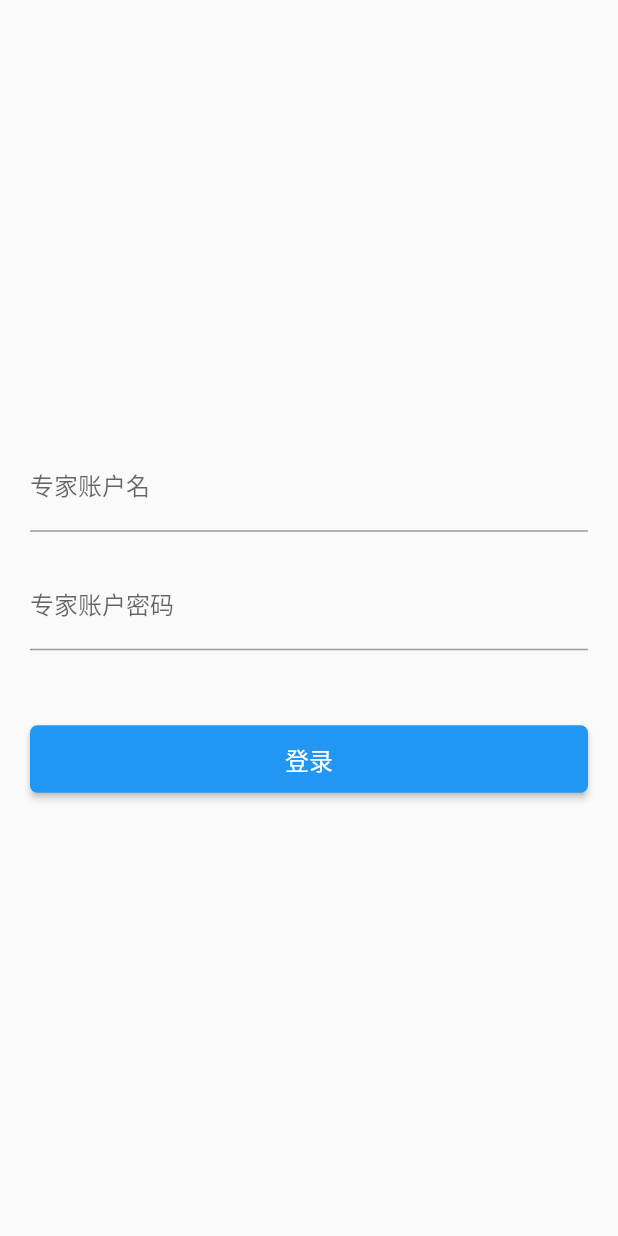
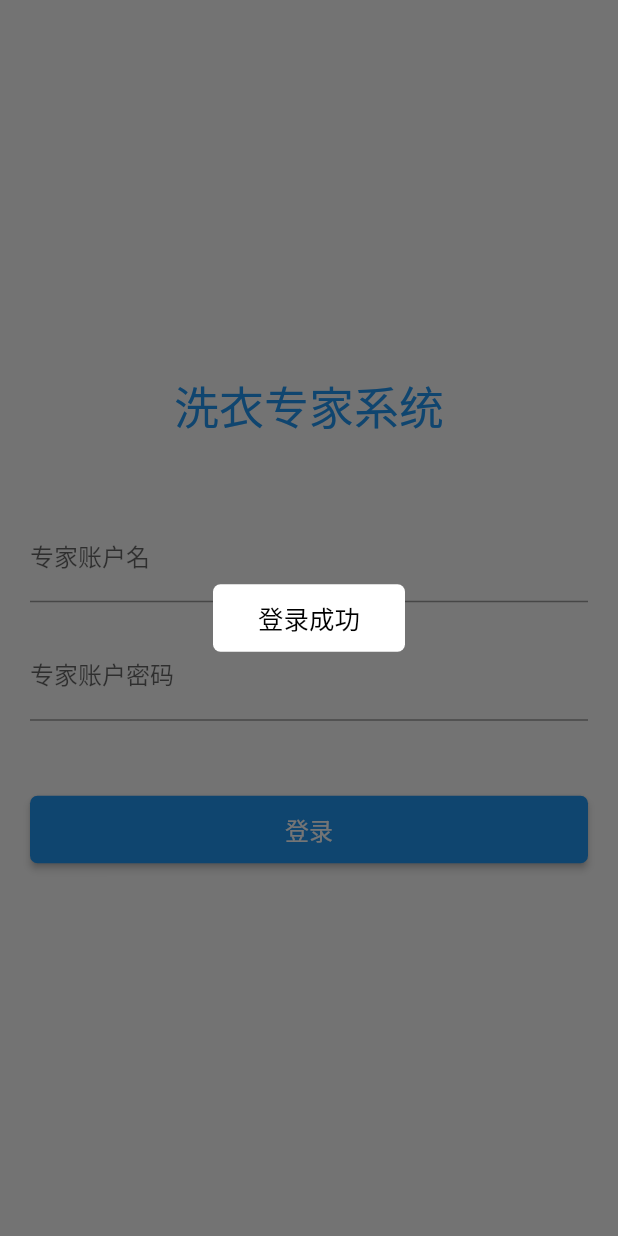
Before and after one commit to Zafirzzf/Laundry_expert, a Flutter app: the screen it shows after launch, after a tap on "登录", on a phone screen of 412 x 824 dp. Run offline on Flutter 3.47's test engine with Material 2 defaults, Android fonts, the phone set to English and light mode, and no system bars; our stand-ins replace shared_preferences; Roboto replaces fonts that are missing (NotoSans).

```diff
--- a/lib/LoginScreen.dart
+++ b/lib/LoginScreen.dart
@@ -2,6 +2,8 @@
 import 'package:flutter/material.dart';
 import 'package:laundry_expert/UI/MyButtons.dart';
 import 'package:laundry_expert/Tool/ScreenInfo.dart';
+import 'package:laundry_expert/UI/Styles.dart';
+import 'package:laundry_expert/UI/Dialogs.dart';
 
 class LoginScreen extends StatefulWidget {
   @override
@@ -14,7 +16,9 @@ class _LoginScreenState extends State<LoginScreen> {
   final _pwdInput = TextEditingController();
 
   _clickLogin() {
-
+      TextDialog('登录成功',  () {
+        LoadingDialog.shared.show(context);
+      }).show(context);
   }
   @override
   Widget build(BuildContext context) {
@@ -25,6 +29,8 @@ class _LoginScreenState extends State<LoginScreen> {
           child: Column(
             mainAxisSize: MainAxisSize.min,
             children: <Widget>[
+              Text('洗衣专家系统', style: Styles.mediumFont(30, Colors.blue)),
+              const SizedBox(height: 50),
               TextField(
                 controller: _usernameInput,
                 decoration: InputDecoration(
--- /dev/null
+++ b/lib/Tool/Preferences.dart
@@ -0,0 +1,20 @@
+
+import 'dart:async';
+import 'package:shared_preferences/shared_preferences.dart';
+
+class Preferences {
+  static Future<SharedPreferences> shared() async {
+    return await SharedPreferences.getInstance();
+  }
+
+  static Future<bool> isLogin() async {
+    final pre = await shared();
+    final isLogin = pre.getBool('isLogin');
+    if (isLogin == null) {
+      return false;
+    } else {
+      return true;
+    }
+  }
+
+}
--- a/lib/UI/Dialogs.dart
+++ b/lib/UI/Dialogs.dart
@@ -6,6 +6,7 @@ import 'package:laundry_expert/UI/MyColors.dart';
 import 'package:laundry_expert/UI/MyButtons.dart';
 import 'package:laundry_expert/Tool/ScreenInfo.dart';
 import 'package:laundry_expert/Model/ClothesInfo.dart';
+import 'dart:async';
 
 class _AddNewClothesWidget extends StatefulWidget {
 
@@ -162,6 +163,89 @@ class AddNewClothesDialog extends Dialog {
   }
 }
 
+class LoadingDialog extends Dialog {
+  static LoadingDialog shared = LoadingDialog();
+  show(BuildContext context) {
+    showDialog(
+        context: context,
+        barrierDismissible: false,
+        builder: (BuildContext text) {
+          return this;
+        }
+    );
+  }
+
+  hide(BuildContext context) {
+    Navigator.pop(context);
+  }
+
+  @override
+  Widget build(BuildContext context) {
+    return Material(
+      type: MaterialType.transparency,
+      child: Center(
+        child: Container(
+          width: 80, height: 80,
+          padding: EdgeInsets.all(20),
+          decoration: ShapeDecoration(
+            color: Colors.white,
+            shape: RoundedRectangleBorder(
+              borderRadius: BorderRadius.all(Radius.circular(8))
+            )
+          ),
+          child: CircularProgressIndicator(),
+        ),
+      ),
+    );
+  }
+}
+
+class TextDialog extends Dialog {
+  show(BuildContext context) {
+    showDialog(
+        context: context,
+        barrierDismissible: false,
+        builder: (BuildContext text) {
+          return this;
+        }
+    );
+    Future.delayed(const Duration(seconds: 2), () {
+      hide(context);
+      dismissed();
+    });
+  }
+
+  hide(BuildContext context) {
+    Navigator.pop(context);
+  }
+
+  String text;
+  VoidCallback dismissed;
+  TextDialog(String text, VoidCallback dismissed) {
+    this.text = text;
+    this.dismissed = dismissed;
+  }
+
+  @override
+  Widget build(BuildContext context) {
+    return Material(
+      type: MaterialType.transparency,
+      child: Center(
+        child: Container(
+          padding: EdgeInsets.fromLTRB(30, 10, 30, 10),
+          decoration: ShapeDecoration(
+              color: Colors.white,
+              shape: RoundedRectangleBorder(
+                  borderRadius: BorderRadius.all(Radius.circular(5))
+              )
+          ),
+          child: Text(text, style: Styles.normalFont(17, Colors.black)),
+        ),
+      ),
+    );
+  }
+}
+
 class CommonAlert extends Dialog {
 
   String title;
--- a/lib/main.dart
+++ b/lib/main.dart
@@ -2,8 +2,8 @@ import 'package:flutter/material.dart';
 import 'dart:async';
 import 'package:laundry_expert/HomeScreen.dart';
 import 'package:laundry_expert/LoginScreen.dart';
-import 'package:shared_preferences/shared_preferences.dart';
 import 'package:flutter/services.dart';
+import 'package:laundry_expert/Tool/Preferences.dart';
 
 void main() {
   runApp(MyApp());
@@ -41,9 +41,8 @@ class _MyAppState extends State<MyApp> {
   }
 
   setRootWidget() async {
-    final prefs =  await SharedPreferences.getInstance();
-    final isLogin = prefs.getBool('isLogin');
-    if (isLogin != null) {
+    final isLogin = await Preferences.isLogin();
+    if (isLogin) {
       rootWidget = HomeScreen();
     } else {
       rootWidget = LoginScreen();
--- a/pubspec.yaml
+++ b/pubspec.yaml
@@ -16,6 +16,7 @@ dependencies:
   flutter:
     sdk: flutter
   shared_preferences: ^0.5.1+1
+  http: ^0.12.0+1
 
   # The following adds the Cupertino Icons font to your application.
   # Use with the CupertinoIcons class for iOS style icons.
```
Also changed, not shown: lib/Request/RequestManager.dart (added, +18 -0 lines), lib/Request/UserAPI.dart (added, +12 -0 lines).
